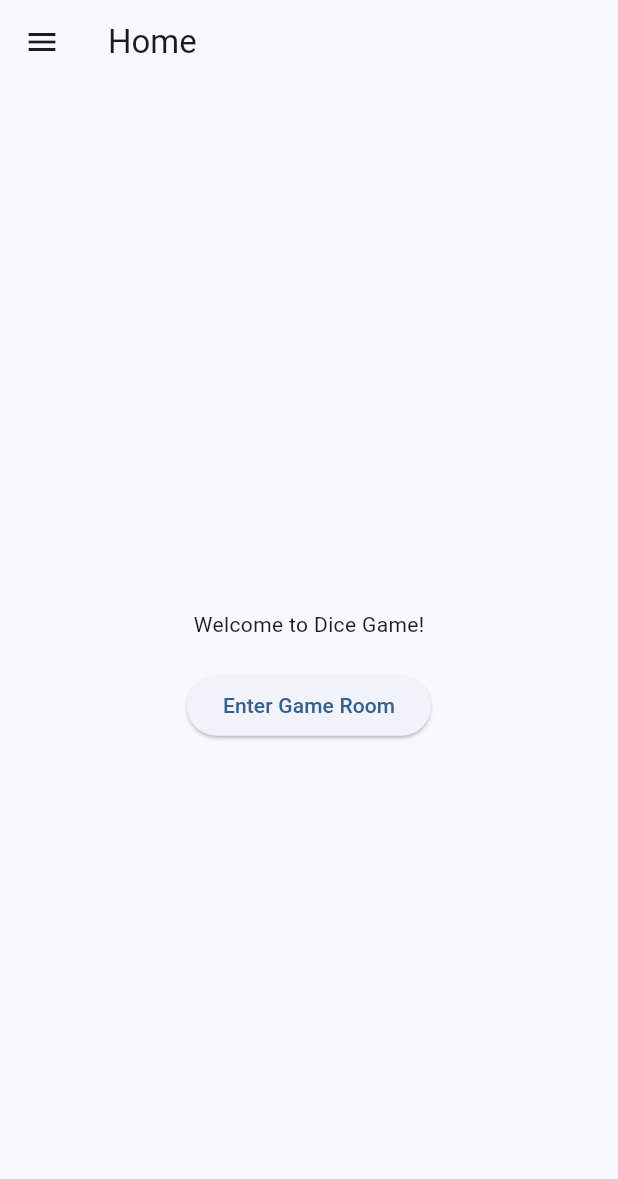
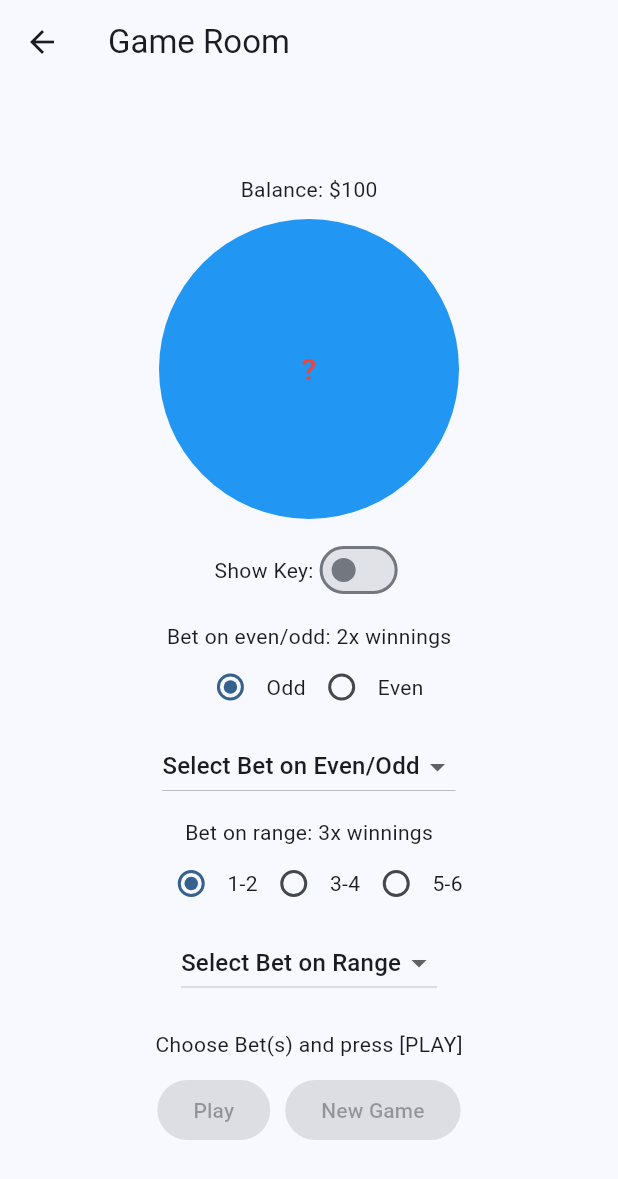
Before and after one commit to Vikitha-Gompa/mobile-dice-roll-app, a Flutter app: the screen it shows once a user with an empty profile is signed in, after a tap on "Enter Game Room", on a phone screen of 412 x 824 dp. Shown: the top 1179 px of the screen. Run offline on Flutter 3.47's test engine with Material 3 defaults, Android fonts, the light colour scheme and no system bars; our stand-ins replace firebase_auth, firebase_core; accounts and stored records are empty.

Commit message:
ui updated

```diff
--- a/lib/controller/home_controller.dart
+++ b/lib/controller/home_controller.dart
@@ -1,11 +1,131 @@
-import 'package:lesson6/controller/auth_controller.dart';
+import 'package:flutter/material.dart';
+import 'package:lesson6/model/home_model.dart';
 import 'package:lesson6/view/home_screen.dart';
+import 'package:lesson6/view/game_screen.dart';
 
 class HomeController {
-  HomeState state;
-  HomeController(this.state);
+  late HomeState state;
+  dynamic screenState; // can be HomeState or GameScreenState
 
-  Future<void> signOut() async {
-    await firebaseSignOut();
+  HomeController(this.state) {
+    screenState = state;
+  }
+
+  HomeController.fromGameScreen(this.screenState); // constructor for GameScreen
+
+  // Navigate to GameRoom
+  void onPressedEnterGameRoom(BuildContext context) {
+    Navigator.push(
+      context,
+      MaterialPageRoute(
+        builder: (context) => const GameScreen(),
+      ),
+    );
+  }
+
+  void signOut() async {
+    // Add your sign out logic
+  }
+
+  void onPressedNewGame() {
+    screenState.callSetState(() {
+      screenState.model.newGame();
+      screenState.model.progressMessage = '';
+
+      screenState.model.radioEnabled = true;
+      screenState.forceShowKey = false;
+    });
+  }
+
+  void onPressedPlay() {
+    screenState.callSetState(() {
+      screenState.model.gameState = GameState.PLAYING;
+      //int winAmount = screenState.model.getGameResult();
+      int key = screenState.model.key;
+
+      screenState.forceShowKey = true;
+
+      String oddEvenResult = '';
+      String rangeResult = '';
+
+      // Odd/Even result message
+      if (screenState.model.betOnOddEven > 0) {
+        bool isKeyEven = key % 2 == 0;
+        bool betCorrect = isKeyEven == screenState.model.even;
+        String label = screenState.model.even ? 'Even' : 'Odd';
+        oddEvenResult = betCorrect
+            ? 'You won on $label \$${screenState.model.betOnOddEven}'
+            : 'You lost on $label \$${screenState.model.betOnOddEven}';
+      }
+
+      // Range result message
+      if (screenState.model.betOnRange > 0) {
+        bool betCorrect = false;
+        switch (screenState.model.range) {
+          case '1-2':
+            betCorrect = key >= 1 && key <= 2;
+            break;
+          case '3-4':
+            betCorrect = key >= 3 && key <= 4;
+            break;
+          case '5-6':
+            betCorrect = key >= 5 && key <= 6;
+            break;
+        }
+        rangeResult = betCorrect
+            ? 'You won on ${screenState.model.range} \$${screenState.model.betOnRange}'
+            : 'You lost on ${screenState.model.range} \$${screenState.model.betOnRange}';
+      }
+
+      screenState.model.radioEnabled = false;
+      screenState.model.progressMessage = [oddEvenResult, rangeResult]
+          .where((msg) => msg.isNotEmpty)
+          .join('\n');
+
+      // screenState.model.progressMessage = winAmount > 0
+      //     ? 'You won \$$winAmount!'
+      //     : 'You lost \${-winAmount.abs()}';
+      screenState.model.gameState = GameState.DONE;
+    });
+  }
+
+  void onToggleShowKey(bool value) {
+    screenState.callSetState(() {
+      screenState.model.showKey = value;
+    });
+  }
+
+  void onSelectOddEven(bool evenSelected) {
+    screenState.callSetState(() {
+      screenState.model.even = evenSelected;
+    });
+  }
+
+  void onSetOddEvenBet(int amount) {
+    screenState.callSetState(() {
+      screenState.model.betOnOddEven = amount;
+    });
+  }
+
+  void onSelectRange(String selectedRange) {
+    screenState.callSetState(() {
+      screenState.model.range = selectedRange;
+    });
+  }
+
+  void onSetRangeBet(int amount) {
+    screenState.callSetState(() {
+      screenState.model.betOnRange = amount;
+    });
+  }
+
+  bool isPlayEnabled() {
+    return screenState.model.gameState == GameState.INIT &&
+        (screenState.model.betOnOddEven > 0 ||
+            screenState.model.betOnRange > 0);
+  }
+
+  bool isNewGameEnabled() {
+    return screenState.model.gameState != GameState.INIT;
   }
 }
--- a/lib/model/home_model.dart
+++ b/lib/model/home_model.dart
@@ -1,6 +1,80 @@
+// ignore_for_file: constant_identifier_names
+
+import 'dart:math';
+
 import 'package:firebase_auth/firebase_auth.dart';
+
+enum GameState { INIT, PLAYING, DONE }
 
 class HomeModel {
   User user;
   HomeModel(this.user);
 }
+
+class GameModel {
+  GameState gameState = GameState.INIT;
+  String progressMessage = 'Choose Bet(s) and press [PLAY]';
+  int betOnOddEven = 0;
+  int betOnRange = 0;
+  int balance = 100;
+  bool even = false;
+  String range = "1-2";
+  int key = 0;
+  bool showKey = false;
+  bool radioEnabled = true;
+
+  GameModel() {
+    generateKey();
+  }
+
+  void generateKey() {
+    key = Random().nextInt(6) + 1;
+  }
+
+  int getGameResult() {
+    final total = getEvenOddAmount() + getRangeAmount();
+    balance += total;
+    return total;
+  }
+
+  int getEvenOddAmount() {
+    if (betOnOddEven == 0) return 0;
+    if (even && key % 2 == 0) return betOnOddEven * 2;
+    if (!even && key % 2 == 1) return betOnOddEven * 2;
+    return betOnOddEven * -1;
+  }
+
+  int getRangeAmount() {
+    if (betOnRange == 0) return 0;
+    if (range == "1-2" && key >= 1 && key <= 2) return betOnRange * 3;
+    if (range == "3-4" && key >= 3 && key <= 4) return betOnRange * 3;
+    if (range == "5-6" && key >= 5 && key <= 6) return betOnRange * 3;
+    return betOnRange * -1;
+  }
+
+  void newGame() {
+    gameState = GameState.INIT;
+    progressMessage = 'Choose Bet(s) and press [PLAY]';
+    betOnOddEven = 0;
+    betOnRange = 0;
+    even = false;
+    range = "1-2";
+    generateKey();
+  }
+
+  void reset() {
+    newGame();
+    balance = 100;
+    gameState = GameState.INIT;
+  }
+
+  Map<String, dynamic> toFirestoreObject(String email) {
+    return {
+      'balance': balance,
+      'bet': betOnOddEven + betOnRange,
+      'email': email,
+      'timestamp': DateTime.now().millisecondsSinceEpoch,
+      'win': 0,
+    };
+  }
+}
--- /dev/null
+++ b/lib/view/game_screen.dart
@@ -0,0 +1,256 @@
+import 'package:flutter/material.dart';
+import 'package:lesson6/controller/home_controller.dart';
+import 'package:lesson6/model/home_model.dart';
+
+class GameScreen extends StatefulWidget {
+  const GameScreen({super.key});
+
+  @override
+  State<GameScreen> createState() => _GameScreenState();
+}
+
+class _GameScreenState extends State<GameScreen> {
+  late HomeController con;
+  late GameModel model;
+  bool forceShowKey = false;
+
+  @override
+  void initState() {
+    super.initState();
+    model = GameModel();
+    con = HomeController.fromGameScreen(this);
+  }
+
+  void callSetState(fn) => setState(fn);
+
+  @override
+  Widget build(BuildContext context) {
+    return Scaffold(
+      appBar: AppBar(title: const Text("Game Room")),
+      body: GameBodyView(model: model, con: con),
+    );
+  }
+}
+
+class GameBodyView extends StatelessWidget {
+  final GameModel model;
+  final HomeController con;
+
+  const GameBodyView({super.key, required this.model, required this.con});
+
+  @override
+  Widget build(BuildContext context) {
+    return Center(
+      child: Column(
+        mainAxisAlignment: MainAxisAlignment.center,
+        children: [
+          Text('Balance: \$${model.balance}'),
+          const SizedBox(height: 10),
+          CircleAvatar(
+            radius: 100,
+            backgroundColor: Colors.blue,
+            child: model.gameState == GameState.DONE
+                ? Column(
+                    mainAxisAlignment: MainAxisAlignment.center,
+                    crossAxisAlignment: CrossAxisAlignment.center,
+                    children: [
+                      Text(
+                        model.showKey || con.screenState.forceShowKey
+                            ? '${model.key}' // Show key if showKey is true
+                            : '?',
+                        style: const TextStyle(fontSize: 20, color: Colors.red),
+                        textAlign: TextAlign.center,
+                      ),
+                      const SizedBox(height: 5),
+                      Text(
+                        model.progressMessage.isNotEmpty
+                            ? model
+                                .progressMessage // Show progress message when game is done
+                            : 'Choose Bet(s) and press [PLAY]',
+                        style:
+                            const TextStyle(fontSize: 14, color: Colors.yellow),
+                        textAlign: TextAlign.center,
+                      ),
+                    ],
+                  )
+                : Text(
+                    //model.gameState == GameState.INIT ? '?' : '',
+                    model.showKey || con.screenState.forceShowKey
+                        ? '${model.key}' // Show key if showKey is true
+                        : '?',
+                    style: const TextStyle(fontSize: 20, color: Colors.red),
+                    textAlign: TextAlign.center,
+                  ),
+          ),
+          const SizedBox(height: 10),
+          Row(
+            mainAxisAlignment: MainAxisAlignment.center,
+            children: [
+              const Text('Show Key:'),
+              Switch(
+                value: model.showKey,
+                onChanged: con.onToggleShowKey,
+              ),
+            ],
+          ),
+          const SizedBox(height: 10),
+          const Text('Bet on even/odd: 2x winnings'),
+          Column(
+            children: [
+              Row(
+                mainAxisAlignment: MainAxisAlignment.center,
+                children: [
+                  Radio<bool>(
+                    value: false,
+                    groupValue: model.even,
+                    onChanged: model.radioEnabled
+                        ? (bool? value) => con.onSelectOddEven(value!)
+                        : null,
+                  ),
+                  const Text('Odd'),
+                  Radio<bool>(
+                    value: true,
+                    groupValue: model.even,
+                    onChanged: model.radioEnabled
+                        ? (bool? value) => con.onSelectOddEven(value!)
+                        : null,
+                  ),
+                  const Text('Even'),
+                ],
+              ),
+              const SizedBox(
+                  height: 5), // Space between radio buttons and dropdown
+              DropdownButton<int>(
+                value: model.betOnOddEven == 0
+                    ? null
+                    : model
+                        .betOnOddEven, // Default to null when no bet is selected
+                hint: const Text('Select Bet on Even/Odd'),
+                disabledHint: Text(
+                  model.betOnOddEven == 0
+                      ? 'Select Bet on Even/Odd'
+                      : '\$${model.betOnOddEven}',
+                ),
+
+                items: [
+                  null, // Represent the "Select Bet" option with null
+                  10, 20, 30,
+                ].map((amount) {
+                  return DropdownMenuItem(
+                    value: amount,
+                    child: Text(
+                      amount == null
+                          ? 'Select Bet on Even/Odd'
+                          : '\$$amount', // Display "Select Bet" for null
+
+                      // Colors.blue, // Blue color for selected items
+                    ),
+                  );
+                }).toList(),
+                onChanged: model.radioEnabled
+                    ? (amount) {
+                        if (amount != null) {
+                          con.onSetOddEvenBet(
+                              amount); // Only update if amount is not null
+                        } else {
+                          con.onSetOddEvenBet(
+                              0); // Reset bet when "Select Bet" is chosen
+                        }
+                      }
+                    : null,
+              ),
+            ],
+          ),
+          const SizedBox(height: 10),
+          const Text('Bet on range: 3x winnings'),
+          Column(
+            children: [
+              Row(
+                mainAxisAlignment: MainAxisAlignment.center,
+                children: [
+                  Radio<String>(
+                    value: '1-2',
+                    groupValue: model.range,
+                    onChanged: model.radioEnabled
+                        ? (String? value) => con.onSelectRange(value!)
+                        : null,
+                  ),
+                  const Text('1-2'),
+                  Radio<String>(
+                    value: '3-4',
+                    groupValue: model.range,
+                    onChanged: model.radioEnabled
+                        ? (String? value) => con.onSelectRange(value!)
+                        : null,
+                  ),
+                  const Text('3-4'),
+                  Radio<String>(
+                    value: '5-6',
+                    groupValue: model.range,
+                    onChanged: model.radioEnabled
+                        ? (String? value) => con.onSelectRange(value!)
+                        : null,
+                  ),
+                  const Text('5-6'),
+                ],
+              ),
+              const SizedBox(
+                  height: 5), // Space between radio buttons and dropdown
+              DropdownButton<int>(
+                value: model.betOnRange == 0
+                    ? null
+                    : model
+                        .betOnRange, // Default to null when no bet is selected
+                hint: const Text('Select Bet on Range'),
+                disabledHint: Text(
+                  model.betOnRange == 0
+                      ? 'Select Bet on Range'
+                      : '\$${model.betOnRange}',
+                ),
+                items: [
+                  null, // Represent the "Select Bet" option with null
+                  10, 20, 30,
+                ].map((amount) {
+                  return DropdownMenuItem(
+                    value: amount,
+                    child: Text(amount == null
+                        ? 'Select Bet on Range'
+                        : '\$$amount'), // Display "Select Bet" for null
+                  );
+                }).toList(),
+                onChanged: model.radioEnabled
+                    ? (amount) {
+                        if (amount != null) {
+                          con.onSetRangeBet(
+                              amount); // Only update if amount is not null
+                        } else {
+                          con.onSetRangeBet(
+                              0); // Reset bet when "Select Bet" is chosen
+                        }
+                      }
+                    : null,
+              ),
+            ],
+          ),
+          const SizedBox(height: 20),
+          Text(model.progressMessage),
+          const SizedBox(height: 10),
+          Row(
+            mainAxisAlignment: MainAxisAlignment.center,
+            children: [
+              ElevatedButton(
+                onPressed: con.isPlayEnabled() ? con.onPressedPlay : null,
+                child: const Text('Play'),
+              ),
+              const SizedBox(width: 10),
+              ElevatedButton(
+                onPressed: con.isNewGameEnabled() ? con.onPressedNewGame : null,
+                child: const Text('New Game'),
+              ),
+            ],
+          ),
+        ],
+      ),
+    );
+  }
+}
--- a/lib/view/home_screen.dart
+++ b/lib/view/home_screen.dart
@@ -14,20 +14,26 @@ class HomeScreen extends StatefulWidget {
 
 class HomeState extends State<HomeScreen> {
   late HomeController con;
-  late HomeModel model;
+  late GameModel model;
+  late HomeModel modal;
 
   @override
   void initState() {
     super.initState();
+    model = GameModel();
+    model.betOnOddEven = 0; // Default to a valid value
+    model.betOnRange = 0; // Default to a valid value
     con = HomeController(this);
-    model = HomeModel(currentUser!);
+    modal = HomeModel(currentUser!);
   }
+
+  void callSetState(fn) => setState(fn);
 
   @override
   Widget build(BuildContext context) {
     return Scaffold(
       appBar: AppBar(
-        title: const Text('Home'),
+        title: const Text('Dice Betting Game'),
       ),
       body: bodyView(context),
       drawer: drawerView(context),
@@ -41,11 +47,13 @@ class HomeState extends State<HomeScreen> {
         child: Column(
           mainAxisAlignment: MainAxisAlignment.center,
           children: [
-            Text(model.user.email!),
+            Text(modal.user.email!),
             Text('Welcome to Dice Game!'),
             SizedBox(height: 20), // Adds spacing
             ElevatedButton(
-              onPressed: () {},
+              onPressed: () {
+                con.onPressedEnterGameRoom(context);
+              },
               child: Text('Enter Game Room'),
             ),
           ],
@@ -60,7 +68,7 @@ class HomeState extends State<HomeScreen> {
         children: [
           UserAccountsDrawerHeader(
             accountName: const Text('No Profile'),
-            accountEmail: Text(model.user.email!),
+            accountEmail: const Text('user@example.com'),
           ),
           ListTile(
             leading: const Icon(Icons.logout),
```
